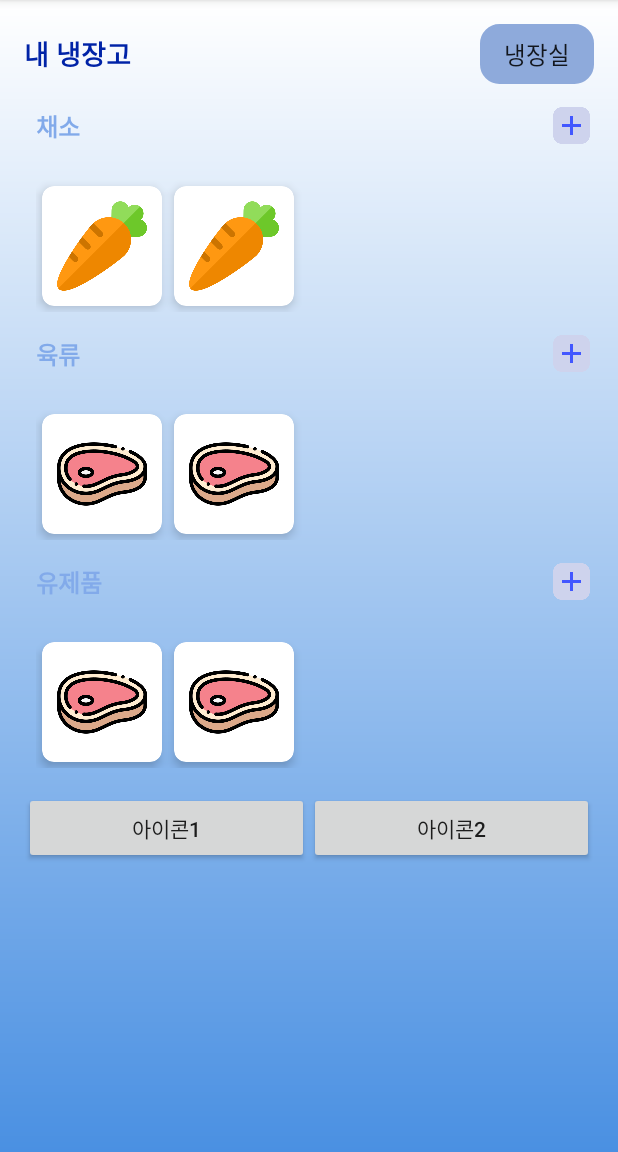
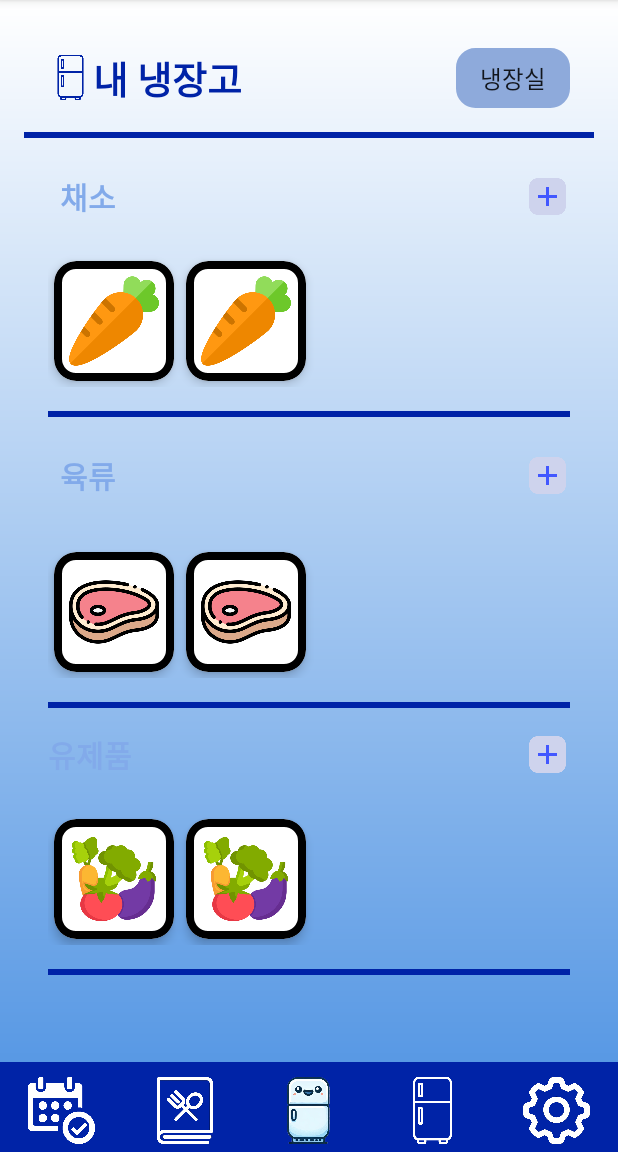
Before and after one commit to dohyun0313/mobile_team4, an Android app: the screen it shows after launch (MainActivity), on a phone screen of 412 x 824 dp, the part 84-1236 px from its top. Run offline under Robolectric (Android 15) with nearby library versions, the phone set to English and light mode, and no system bars.

Commit message:
new file:   .idea/caches/deviceStreaming.xml 	new file:   .idea/misc.xml 	new file:   .idea/mobile_ver2.iml 	new file:   .idea/modules.xml 	new file:   .idea/vcs.xml 	new file:   .idea/workspace.xml 	modified:   MyApplication6/.idea/gradle.xml 	modified:   MyApplication6/.idea/misc.xml 	new file:   MyApplication6/.idea/vcs.xml 	modified:   MyApplication6/app/src/main/res/layout/page2.xml

```diff
--- a/MyApplication6/app/src/main/res/layout/page2.xml
+++ b/MyApplication6/app/src/main/res/layout/page2.xml
@@ -4,7 +4,13 @@
     android:layout_width="match_parent"
     android:layout_height="match_parent"
     android:orientation="vertical"
-    android:background="@drawable/bg_color"
+    android:background="@drawable/bg_color">
+
+    <LinearLayout
+        android:layout_width="match_parent"
+        android:layout_height="0dp"
+        android:layout_weight="1"
+        android:orientation="vertical"
         android:padding="16dp">
 
         <!-- 상단 바 -->
@@ -13,14 +19,21 @@
             android:layout_height="wrap_content"
             android:orientation="horizontal"
             android:gravity="center_vertical"
-        android:paddingBottom="8dp">
+            android:paddingBottom="8dp"
+            android:padding="16dp">
+
+            <ImageView
+                android:layout_width="30dp"
+                android:layout_height="30dp"
+                android:src="@drawable/ic_re_color"
+                android:layout_gravity="center"/>
 
             <TextView
                 android:layout_width="0dp"
                 android:layout_height="wrap_content"
                 android:layout_weight="1"
                 android:text="내 냉장고"
-            android:textSize="18sp"
+                android:textSize="25sp"
                 android:textColor="#0023A7"
                 android:textStyle="bold"/>
 
@@ -33,20 +46,27 @@
                 android:spinnerMode="dropdown" />
         </LinearLayout>
 
+        <View
+            android:layout_width="match_parent"
+            android:layout_height="4dp"
+            android:background="#0023A7"/>
+
         <!-- 채소 -->
         <LinearLayout
             android:layout_width="match_parent"
             android:layout_height="wrap_content"
             android:orientation="horizontal"
             android:gravity="center_vertical"
-        android:paddingBottom="8dp">
+            android:paddingTop="16dp"
+            android:paddingLeft="16dp"
+            android:paddingRight="16dp">
 
             <TextView
                 android:layout_width="0dp"
                 android:layout_height="wrap_content"
                 android:layout_weight="1"
                 android:text="채소"
-            android:textSize="16sp"
+                android:textSize="20sp"
                 android:textStyle="bold"
                 android:textColor="#82AAEA"
                 android:padding="8dp"/>
@@ -64,7 +84,7 @@
             android:layout_width="match_parent"
             android:layout_height="wrap_content"
             android:columnCount="4"
-        android:padding="8dp">
+            android:padding="16dp">
 
             <!-- 카드뷰 1 -->
             <androidx.cardview.widget.CardView
@@ -72,19 +92,24 @@
                 android:layout_width="80dp"
                 android:layout_height="80dp"
                 android:layout_margin="4dp"
-            android:background="@drawable/border"
-            card_view:cardCornerRadius="8dp"
+                card_view:cardCornerRadius="15dp"
                 card_view:cardElevation="4dp"
                 android:clickable="true"
-            android:focusable="true"
-            android:foreground="?attr/selectableItemBackground">
+                android:focusable="true">
+
+                <FrameLayout
+                    android:layout_width="match_parent"
+                    android:layout_height="match_parent"
+                    android:background="@drawable/border"> <!-- 테두리 적용 -->
 
                     <ImageView
                         android:layout_width="60dp"
                         android:layout_height="60dp"
                         android:src="@drawable/ic_carrot"
                         android:layout_gravity="center" />
+                </FrameLayout>
             </androidx.cardview.widget.CardView>
+
 
             <!-- 카드뷰 2 -->
             <androidx.cardview.widget.CardView
@@ -92,20 +117,31 @@
                 android:layout_width="80dp"
                 android:layout_height="80dp"
                 android:layout_margin="4dp"
-            card_view:cardCornerRadius="8dp"
+                card_view:cardCornerRadius="15dp"
                 card_view:cardElevation="4dp"
-            card_view:cardBackgroundColor="#FFFFFF"
                 android:clickable="true"
-            android:focusable="true"
-            android:foreground="?attr/selectableItemBackground">
+                android:focusable="true">
+
+                <FrameLayout
+                    android:layout_width="match_parent"
+                    android:layout_height="match_parent"
+                    android:background="@drawable/border"> <!-- 테두리 적용 -->
 
                     <ImageView
                         android:layout_width="60dp"
                         android:layout_height="60dp"
                         android:src="@drawable/ic_carrot"
                         android:layout_gravity="center" />
+                </FrameLayout>
             </androidx.cardview.widget.CardView>
         </GridLayout>
+
+        <View
+            android:layout_width="match_parent"
+            android:layout_height="4dp"
+            android:background="#0023A7"
+            android:layout_marginLeft="16dp"
+            android:layout_marginRight="16dp"/>
 
         <!-- 육류 -->
         <LinearLayout
@@ -113,14 +149,17 @@
             android:layout_height="wrap_content"
             android:orientation="horizontal"
             android:gravity="center_vertical"
-        android:paddingBottom="8dp">
+            android:paddingBottom="8dp"
+            android:paddingTop="16dp"
+            android:paddingLeft="16dp"
+            android:paddingRight="16dp">
 
             <TextView
                 android:layout_width="0dp"
                 android:layout_height="wrap_content"
                 android:layout_weight="1"
                 android:text="육류"
-            android:textSize="16sp"
+                android:textSize="20sp"
                 android:textStyle="bold"
                 android:textColor="#82AAEA"
                 android:padding="8dp"/>
@@ -138,7 +177,7 @@
             android:layout_width="match_parent"
             android:layout_height="wrap_content"
             android:columnCount="4"
-        android:padding="8dp">
+            android:padding="16dp">
 
             <!-- 카드뷰 1 -->
             <androidx.cardview.widget.CardView
@@ -146,18 +185,22 @@
                 android:layout_width="80dp"
                 android:layout_height="80dp"
                 android:layout_margin="4dp"
-            card_view:cardCornerRadius="8dp"
+                card_view:cardCornerRadius="15dp"
                 card_view:cardElevation="4dp"
-            card_view:cardBackgroundColor="#FFFFFF"
                 android:clickable="true"
-            android:focusable="true"
-            android:foreground="?attr/selectableItemBackground">
+                android:focusable="true">
+
+                <FrameLayout
+                    android:layout_width="match_parent"
+                    android:layout_height="match_parent"
+                    android:background="@drawable/border"> <!-- 테두리 적용 -->
 
                     <ImageView
                         android:layout_width="60dp"
                         android:layout_height="60dp"
                         android:src="@drawable/ic_meat"
                         android:layout_gravity="center" />
+                </FrameLayout>
             </androidx.cardview.widget.CardView>
 
             <!-- 카드뷰 2 -->
@@ -166,37 +209,51 @@
                 android:layout_width="80dp"
                 android:layout_height="80dp"
                 android:layout_margin="4dp"
-            card_view:cardCornerRadius="8dp"
+                card_view:cardCornerRadius="15dp"
                 card_view:cardElevation="4dp"
-            card_view:cardBackgroundColor="#FFFFFF"
                 android:clickable="true"
-            android:focusable="true"
-            android:foreground="?attr/selectableItemBackground">
+                android:focusable="true">
+
+                <FrameLayout
+                    android:layout_width="match_parent"
+                    android:layout_height="match_parent"
+                    android:background="@drawable/border"> <!-- 테두리 적용 -->
 
                     <ImageView
                         android:layout_width="60dp"
                         android:layout_height="60dp"
                         android:src="@drawable/ic_meat"
                         android:layout_gravity="center" />
+                </FrameLayout>
             </androidx.cardview.widget.CardView>
         </GridLayout>
+
+        <View
+            android:layout_width="match_parent"
+            android:layout_height="4dp"
+            android:background="#0023A7"
+            android:paddingTop="16dp"
+            android:layout_marginLeft="16dp"
+            android:layout_marginRight="16dp"/>
 
         <LinearLayout
             android:layout_width="match_parent"
             android:layout_height="wrap_content"
             android:orientation="horizontal"
             android:gravity="center_vertical"
-        android:paddingBottom="8dp">
+            android:paddingBottom="8dp"
+            android:paddingTop="16dp"
+            android:paddingLeft="16dp"
+            android:paddingRight="16dp">
 
             <TextView
                 android:layout_width="0dp"
                 android:layout_height="wrap_content"
                 android:layout_weight="1"
                 android:text="유제품"
-            android:textSize="16sp"
+                android:textSize="20sp"
                 android:textStyle="bold"
-            android:textColor="#82AAEA"
-            android:padding="8dp"/>
+                android:textColor="#82AAEA" />
 
             <ImageButton
                 android:id="@+id/imageButton3"
@@ -211,68 +268,123 @@
             android:layout_width="match_parent"
             android:layout_height="wrap_content"
             android:columnCount="4"
-        android:padding="8dp">
+            android:padding="16dp">
 
             <!-- 카드뷰 1 -->
             <androidx.cardview.widget.CardView
-            android:id="@+id/cardMeat4"
+                android:id="@+id/cardMilk1"
                 android:layout_width="80dp"
                 android:layout_height="80dp"
                 android:layout_margin="4dp"
-            card_view:cardCornerRadius="8dp"
+                card_view:cardCornerRadius="15dp"
                 card_view:cardElevation="4dp"
-            card_view:cardBackgroundColor="#FFFFFF"
                 android:clickable="true"
-            android:focusable="true"
-            android:foreground="?attr/selectableItemBackground">
+                android:focusable="true">
+
+                <FrameLayout
+                    android:layout_width="match_parent"
+                    android:layout_height="match_parent"
+                    android:background="@drawable/border"> <!-- 테두리 적용 -->
 
                     <ImageView
                         android:layout_width="60dp"
                         android:layout_height="60dp"
-                android:src="@drawable/ic_meat"
+                        android:src="@drawable/ic_vigan"
                         android:layout_gravity="center" />
+                </FrameLayout>
             </androidx.cardview.widget.CardView>
 
             <!-- 카드뷰 2 -->
             <androidx.cardview.widget.CardView
-            android:id="@+id/cardMeat3"
+                android:id="@+id/cardMilk2"
                 android:layout_width="80dp"
                 android:layout_height="80dp"
                 android:layout_margin="4dp"
-            card_view:cardCornerRadius="8dp"
+                card_view:cardCornerRadius="15dp"
                 card_view:cardElevation="4dp"
-            card_view:cardBackgroundColor="#FFFFFF"
                 android:clickable="true"
-            android:focusable="true"
-            android:foreground="?attr/selectableItemBackground">
+                android:focusable="true">
+
+                <FrameLayout
+                    android:layout_width="match_parent"
+                    android:layout_height="match_parent"
+                    android:background="@drawable/border"> <!-- 테두리 적용 -->
 
                     <ImageView
                         android:layout_width="60dp"
                         android:layout_height="60dp"
-                android:src="@drawable/ic_meat"
+                        android:src="@drawable/ic_vigan"
                         android:layout_gravity="center" />
+                </FrameLayout>
             </androidx.cardview.widget.CardView>
         </GridLayout>
 
+        <View
+            android:layout_width="match_parent"
+            android:layout_height="4dp"
+            android:background="#0023A7"
+            android:paddingTop="16dp"
+            android:layout_marginLeft="16dp"
+            android:layout_marginRight="16dp"/>
+
+    </LinearLayout>
+
     <!-- 하단 네비게이션 바 -->
+
+
+    <!-- 네비게이션 바 -->
     <LinearLayout
         android:layout_width="match_parent"
-        android:layout_height="wrap_content"
+        android:layout_height="60dp"
         android:orientation="horizontal"
         android:gravity="center"
-        android:paddingTop="8dp">
+        android:paddingTop="10dp"
+        android:paddingBottom="5dp"
+        android:background="#0023A7"> <!-- 배경색 설정 -->
 
-        <Button
+        <ImageButton
             android:id="@+id/btnNav1"
             android:layout_width="0dp"
-            android:layout_height="wrap_content"
+            android:layout_height="match_parent"
             android:layout_weight="1"
-            android:text="아이콘1"/>
-        <Button
+            android:src="@drawable/ic_day_nocolor"
+            android:background="@android:color/transparent"
+            android:scaleType="centerInside" />
+
+        <ImageButton
             android:id="@+id/btnNav2"
             android:layout_width="0dp"
-            android:layout_height="wrap_content"
+            android:layout_height="match_parent"
             android:layout_weight="1"
-            android:text="아이콘2"/>
+            android:src="@drawable/ic_book_nocolor"
+            android:background="@android:color/transparent"
+            android:scaleType="centerInside" />
+
+        <ImageButton
+            android:id="@+id/btnNav3"
+            android:layout_width="0dp"
+            android:layout_height="match_parent"
+            android:layout_weight="1"
+            android:src="@drawable/ic_refrigerator"
+            android:background="@android:color/transparent"
+            android:scaleType="centerInside" />
+
+        <ImageButton
+            android:id="@+id/btnNav4"
+            android:layout_width="0dp"
+            android:layout_height="match_parent"
+            android:layout_weight="1"
+            android:src="@drawable/ic_re_nocolor"
+            android:background="@android:color/transparent"
+            android:scaleType="centerInside" />
+
+        <ImageButton
+            android:id="@+id/btnNav5"
+            android:layout_width="0dp"
+            android:layout_height="match_parent"
+            android:layout_weight="1"
+            android:src="@drawable/ic_setting_nocolor"
+            android:background="@android:color/transparent"
+            android:scaleType="centerInside" />
     </LinearLayout>
 </LinearLayout>
```
Lines whose indentation alone changed are shown as unchanged.
